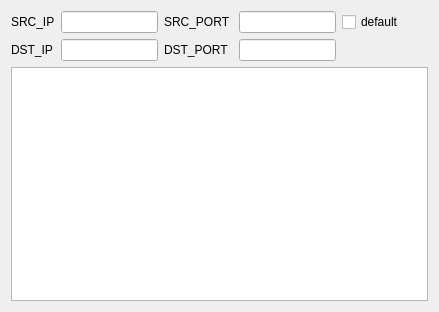
First picture: the form in src/ui/udp_widget.ui, repository public0821/npg, before the edit.
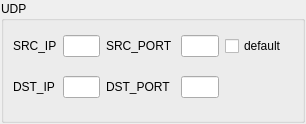
Second picture: the form after the edit.

Patch:
```diff
--- a/src/ui/udp_widget.ui
+++ b/src/ui/udp_widget.ui
@@ -6,43 +6,38 @@
    <rect>
     <x>0</x>
     <y>0</y>
-    <width>439</width>
-    <height>312</height>
+    <width>306</width>
+    <height>124</height>
    </rect>
   </property>
   <property name="windowTitle">
    <string>UdpWidget</string>
   </property>
-  <layout class="QGridLayout" name="gridLayout_2">
-   <item row="1" column="1">
-    <widget class="QLineEdit" name="dst_ip_edit"/>
-   </item>
-   <item row="1" column="0">
-    <widget class="QLabel" name="label">
-     <property name="text">
-      <string>DST_IP</string>
-     </property>
-    </widget>
-   </item>
-   <item row="3" column="0" colspan="9">
-    <widget class="QTextEdit" name="data_edit"/>
-   </item>
-   <item row="4" column="0" colspan="9">
-    <layout class="QHBoxLayout" name="send_layout"/>
-   </item>
-   <item row="1" column="4" colspan="5">
-    <spacer name="horizontalSpacer_2">
-     <property name="orientation">
-      <enum>Qt::Horizontal</enum>
-     </property>
-     <property name="sizeHint" stdset="0">
-      <size>
-       <width>40</width>
-       <height>20</height>
-      </size>
+  <layout class="QVBoxLayout" name="verticalLayout">
+   <property name="spacing">
+    <number>6</number>
+   </property>
+   <property name="margin">
+    <number>1</number>
+   </property>
+   <item>
+    <widget class="QGroupBox" name="groupBox">
+     <property name="title">
+      <string>UDP</string>
      </property>
-    </spacer>
-   </item>
+     <layout class="QGridLayout" name="gridLayout">
+      <property name="leftMargin">
+       <number>9</number>
+      </property>
+      <property name="topMargin">
+       <number>1</number>
+      </property>
+      <property name="rightMargin">
+       <number>9</number>
+      </property>
+      <property name="bottomMargin">
+       <number>9</number>
+      </property>
    <item row="0" column="0">
     <widget class="QLabel" name="src_ip_label">
      <property name="text">
@@ -53,26 +48,6 @@
    <item row="0" column="1">
     <widget class="QLineEdit" name="src_ip_edit"/>
    </item>
-   <item row="0" column="5" colspan="4">
-    <spacer name="horizontalSpacer_3">
-     <property name="orientation">
-      <enum>Qt::Horizontal</enum>
-     </property>
-     <property name="sizeHint" stdset="0">
-      <size>
-       <width>40</width>
-       <height>20</height>
-      </size>
-     </property>
-    </spacer>
-   </item>
-   <item row="0" column="4">
-    <widget class="QCheckBox" name="src_ip_box">
-     <property name="text">
-      <string>default</string>
-     </property>
-    </widget>
-   </item>
    <item row="0" column="2">
     <widget class="QLabel" name="label_3">
      <property name="layoutDirection">
@@ -83,6 +58,39 @@
      </property>
     </widget>
    </item>
+      <item row="0" column="3">
+       <widget class="QLineEdit" name="src_port_edit"/>
+      </item>
+      <item row="0" column="4">
+       <widget class="QCheckBox" name="src_ip_box">
+        <property name="text">
+         <string>default</string>
+        </property>
+       </widget>
+      </item>
+      <item row="0" column="5">
+       <spacer name="horizontalSpacer_3">
+        <property name="orientation">
+         <enum>Qt::Horizontal</enum>
+        </property>
+        <property name="sizeHint" stdset="0">
+         <size>
+          <width>40</width>
+          <height>20</height>
+         </size>
+        </property>
+       </spacer>
+      </item>
+      <item row="1" column="0">
+       <widget class="QLabel" name="label">
+        <property name="text">
+         <string>DST_IP</string>
+        </property>
+       </widget>
+      </item>
+      <item row="1" column="1">
+       <widget class="QLineEdit" name="dst_ip_edit"/>
+      </item>
    <item row="1" column="2">
     <widget class="QLabel" name="label_2">
      <property name="layoutDirection">
@@ -93,11 +101,38 @@
      </property>
     </widget>
    </item>
-   <item row="0" column="3">
-    <widget class="QLineEdit" name="src_port_edit"/>
-   </item>
    <item row="1" column="3">
     <widget class="QLineEdit" name="dst_port_edit"/>
+      </item>
+      <item row="1" column="4" colspan="2">
+       <spacer name="horizontalSpacer_2">
+        <property name="orientation">
+         <enum>Qt::Horizontal</enum>
+        </property>
+        <property name="sizeHint" stdset="0">
+         <size>
+          <width>40</width>
+          <height>20</height>
+         </size>
+        </property>
+       </spacer>
+      </item>
+     </layout>
+     <zorder>src_ip_label</zorder>
+     <zorder>src_ip_edit</zorder>
+     <zorder>label_3</zorder>
+     <zorder>src_port_edit</zorder>
+     <zorder>src_ip_box</zorder>
+     <zorder>horizontalSpacer_3</zorder>
+     <zorder>label</zorder>
+     <zorder>dst_ip_edit</zorder>
+     <zorder>label_2</zorder>
+     <zorder>dst_port_edit</zorder>
+     <zorder>horizontalSpacer_2</zorder>
+    </widget>
+   </item>
+   <item>
+    <layout class="QHBoxLayout" name="base_layout"/>
    </item>
   </layout>
  </widget>
```
Lines whose indentation alone changed are shown as unchanged.
